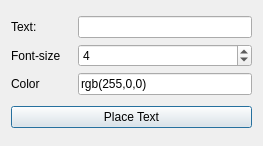
Above: textAddDialog.ui from hamish2014/FreeCAD_drawing_dimensioning before the change. Below: the same form after it.
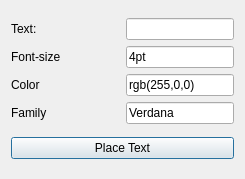
That is the form after the change.

Commit message: support added for font family and font size units

```diff
--- a/textAddDialog.ui
+++ b/textAddDialog.ui
@@ -9,8 +9,8 @@
    <rect>
     <x>0</x>
     <y>0</y>
-    <width>263</width>
-    <height>146</height>
+    <width>245</width>
+    <height>179</height>
    </rect>
   </property>
   <property name="windowTitle">
@@ -22,22 +22,6 @@
      <property name="sizeConstraint">
       <enum>QLayout::SetMaximumSize</enum>
      </property>
-     <item row="1" column="2">
-      <widget class="QSpinBox" name="textSizeSpinBox">
-       <property name="sizePolicy">
-        <sizepolicy hsizetype="Minimum" vsizetype="Fixed">
-         <horstretch>3</horstretch>
-         <verstretch>0</verstretch>
-        </sizepolicy>
-       </property>
-       <property name="minimum">
-        <number>2</number>
-       </property>
-       <property name="value">
-        <number>4</number>
-       </property>
-      </widget>
-     </item>
      <item row="0" column="2">
       <widget class="QLineEdit" name="textLineEdit"/>
      </item>
@@ -81,6 +65,27 @@
        </property>
       </widget>
      </item>
+     <item row="1" column="2">
+      <widget class="QLineEdit" name="sizeLineEdit">
+       <property name="text">
+        <string>4pt</string>
+       </property>
+      </widget>
+     </item>
+     <item row="3" column="2">
+      <widget class="QLineEdit" name="familyLineEdit">
+       <property name="text">
+        <string>Verdana</string>
+       </property>
+      </widget>
+     </item>
+     <item row="3" column="0">
+      <widget class="QLabel" name="label_4">
+       <property name="text">
+        <string>Family</string>
+       </property>
+      </widget>
+     </item>
     </layout>
    </item>
    <item row="1" column="0">
```
Left out of the diff: 1 changed line with no effect on the pictures. The commit also changes 15 other files.
